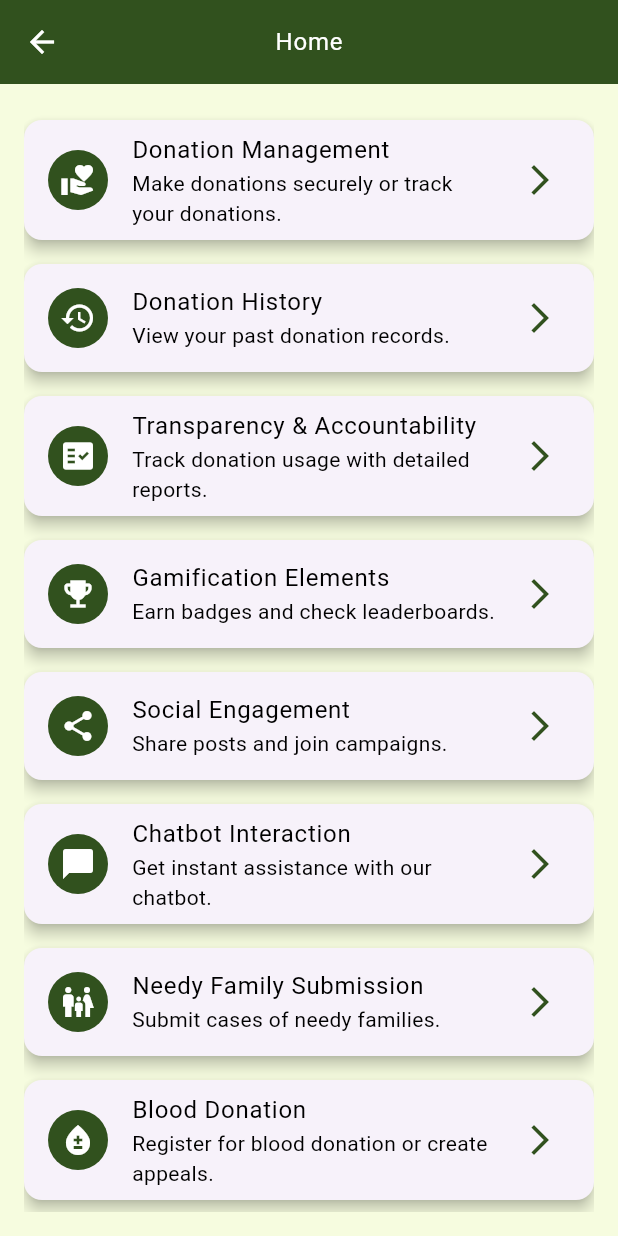
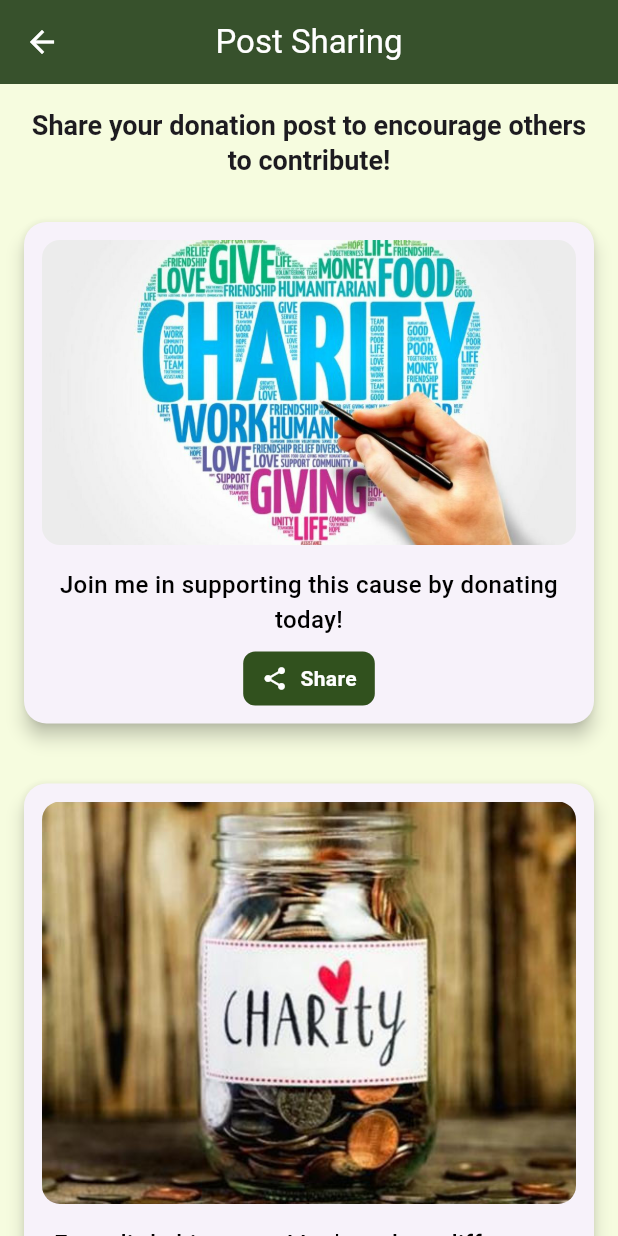
Before and after one commit to Muhammadsaqibsharif/kaar_e_kamal, a Flutter app: the UserHomeScreen screen opened by its route, after a tap on "Social Engagement", on a phone screen of 412 x 824 dp. Run offline on Flutter 3.47's test engine with Material 3 defaults, Android fonts, the phone set to English and light mode, and no system bars; our stand-ins replace shared_preferences; missing offline and left inert: flutter_share; accounts and stored records are empty.

Commit message:
Working on User Screens 8 Social Media

```diff
--- a/lib/routes/app_routes.dart
+++ b/lib/routes/app_routes.dart
@@ -11,6 +11,7 @@ import 'package:kaar_e_kamal/screens/user/donation/donation_management_screen.da
 import 'package:kaar_e_kamal/screens/user/family_submission/needy_family_submission_screen.dart';
 import 'package:kaar_e_kamal/screens/user/gamification/gamification_screen.dart';
 import 'package:kaar_e_kamal/screens/user/home_screen.dart';
+import 'package:kaar_e_kamal/screens/user/social_engagement/post_sharing_screen.dart';
 import 'package:kaar_e_kamal/screens/user/transparency/transparency_screen.dart';
 import '../screens/home_screen.dart';
 
@@ -46,6 +47,8 @@ class AppRoutes {
           GamificationScreen(),
       RouteNames.TransparencyScreen: (context) =>
           TransparencyScreen(),
+      RouteNames.PostSharingScreen: (context) =>
+          PostSharingScreen(),
       //profile
       RouteNames.UserProfileScreen: (context) => UserProfileScreen(
             imgPath: 'assets/pics/DP.jpg', // Replace with actual value or variable
--- a/lib/routes/route_names.dart
+++ b/lib/routes/route_names.dart
@@ -14,4 +14,5 @@ class RouteNames {
   static const String UserProfileScreen = '/UserProfileScreen';
   static const String GamificationScreen = '/GamificationScreen';
   static const String TransparencyScreen = '/TransparencyScreen';
+  static const String PostSharingScreen = '/PostSharingScreen';
 }
--- a/lib/screens/user/home_screen.dart
+++ b/lib/screens/user/home_screen.dart
@@ -63,6 +63,7 @@ class UserHomeScreen extends StatelessWidget {
                 subtitle: 'Share posts and join campaigns.',
                 icon: Icons.share,
                 onTap: () {
+                  Navigator.pushNamed(context, RouteNames.PostSharingScreen);
                   // Navigate to Social Engagement
                 },
               ),
--- a/lib/screens/user/social_engagement/post_sharing_screen.dart
+++ b/lib/screens/user/social_engagement/post_sharing_screen.dart
@@ -0,0 +1,70 @@
+import 'package:flutter/material.dart';
+import 'package:flutter_share/flutter_share.dart';
+import 'package:kaar_e_kamal/widgets/user/social_engagement/post_widget.dart';
+
+class PostSharingScreen extends StatelessWidget {
+  // Function to handle sharing posts on social media
+  Future<void> sharePost(String postImage) async {
+    await FlutterShare.share(
+      title: 'Share Your Donation',
+      text:
+          'I just made a donation to a great cause! Join me in supporting the community. $postImage',
+      linkUrl: 'https://example.com/donation',
+      chooserTitle: 'Share your donation on social media',
+    );
+  }
+
+  @override
+  Widget build(BuildContext context) {
+    return Scaffold(
+      appBar: AppBar(
+        title: Text('Post Sharing'),
+        centerTitle: true,
+        elevation: 5,
+      ),
+      body: SingleChildScrollView(
+        padding: const EdgeInsets.all(16.0),
+        child: Column(
+          crossAxisAlignment: CrossAxisAlignment.start,
+          children: [
+            Text(
+              'Share your donation post to encourage others to contribute!',
+              style: Theme.of(context)
+                  .textTheme
+                  .titleLarge
+                  ?.copyWith(fontSize: 18, fontWeight: FontWeight.bold),
+              textAlign: TextAlign.center,
+            ),
+            SizedBox(height: 20),
+
+            // Post 1
+            PostWidget(
+              image: 'assets/Images/1.jpg',
+              postCaption:
+                  'Join me in supporting this cause by donating today!',
+              sharePost: sharePost,
+            ),
+
+            SizedBox(height: 20),
+
+            // Post 2
+            PostWidget(
+              image: 'assets/Images/2.jpg',
+              postCaption: 'Every little bit counts! Let\'s make a difference.',
+              sharePost: sharePost,
+            ),
+
+            SizedBox(height: 20),
+
+            // Post 3
+            PostWidget(
+              image: 'assets/Images/3.jpg',
+              postCaption: 'I just made my donation. Will you join me?',
+              sharePost: sharePost,
+            ),
+          ],
+        ),
+      ),
+    );
+  }
+}
--- /dev/null
+++ b/lib/widgets/user/social_engagement/post_widget.dart
@@ -0,0 +1,81 @@
+import 'package:flutter/material.dart';
+import 'package:flutter_share/flutter_share.dart';
+
+class PostWidget extends StatelessWidget {
+  final String image;
+  final String postCaption;
+  final Future<void> Function(String postImage) sharePost;
+
+  const PostWidget({
+    Key? key,
+    required this.image,
+    required this.postCaption,
+    required this.sharePost,
+  }) : super(key: key);
+
+  @override
+  Widget build(BuildContext context) {
+    return Card(
+      elevation: 5,
+      margin: EdgeInsets.symmetric(vertical: 10),
+      shape: RoundedRectangleBorder(
+        borderRadius: BorderRadius.circular(15),
+      ),
+      child: Padding(
+        padding: const EdgeInsets.all(12.0),
+        child: Column(
+          crossAxisAlignment: CrossAxisAlignment.center,
+          children: [
+            ClipRRect(
+              borderRadius: BorderRadius.circular(12),
+              child: Image.asset(image),
+            ),
+            SizedBox(height: 15),
+            Text(
+              postCaption,
+              style: Theme.of(context).textTheme.bodyMedium?.copyWith(
+                    fontSize: 16,
+                    fontWeight: FontWeight.w500,
+                  ),
+              textAlign: TextAlign.center,
+            ),
+            SizedBox(height: 10),
+            Row(
+              mainAxisAlignment: MainAxisAlignment.center,
+              children: [
+                GestureDetector(
+                  onTap: () => sharePost(postCaption),
+                  child: Container(
+                    padding: EdgeInsets.symmetric(horizontal: 12, vertical: 8),
+                    decoration: BoxDecoration(
+                      color: Theme.of(context).primaryColor, // Theme color
+                      borderRadius: BorderRadius.circular(8),
+                    ),
+                    child: Row(
+                      children: [
+                        Icon(
+                          Icons.share,
+                          color: Colors.white,
+                          size: 18,
+                        ),
+                        SizedBox(width: 8),
+                        Text(
+                          'Share',
+                          style: TextStyle(
+                            color: Colors.white,
+                            fontWeight: FontWeight.bold,
+                            fontSize: 14,
+                          ),
+                        ),
+                      ],
+                    ),
+                  ),
+                ),
+              ],
+            ),
+          ],
+        ),
+      ),
+    );
+  }
+}
--- a/pubspec.yaml
+++ b/pubspec.yaml
@@ -37,6 +37,7 @@ dependencies:
   cupertino_icons: ^1.0.8
   shared_preferences: ^2.3.2
   intl: ^0.20.2
+  flutter_share: ^2.0.0
 
 dev_dependencies:
   flutter_test:
@@ -70,6 +71,9 @@ flutter:
   # To add assets to your application, add an assets section, like this:
   assets:
     - assets/pics/DP.jpg
+    - assets/Images/1.jpg
+    - assets/Images/2.jpg
+    - assets/Images/3.jpg
     # - images/a_dot_ham.jpeg
 
   # An image asset can refer to one or more resolution-specific "variants", see
```
Also changed, not shown: assets/Images/1.jpg (added), assets/Images/2.jpg (added), assets/Images/3.jpg (added), lib/screens/user/social_engagement/campaign_participation_screen.dart (deleted), pubspec.lock.
